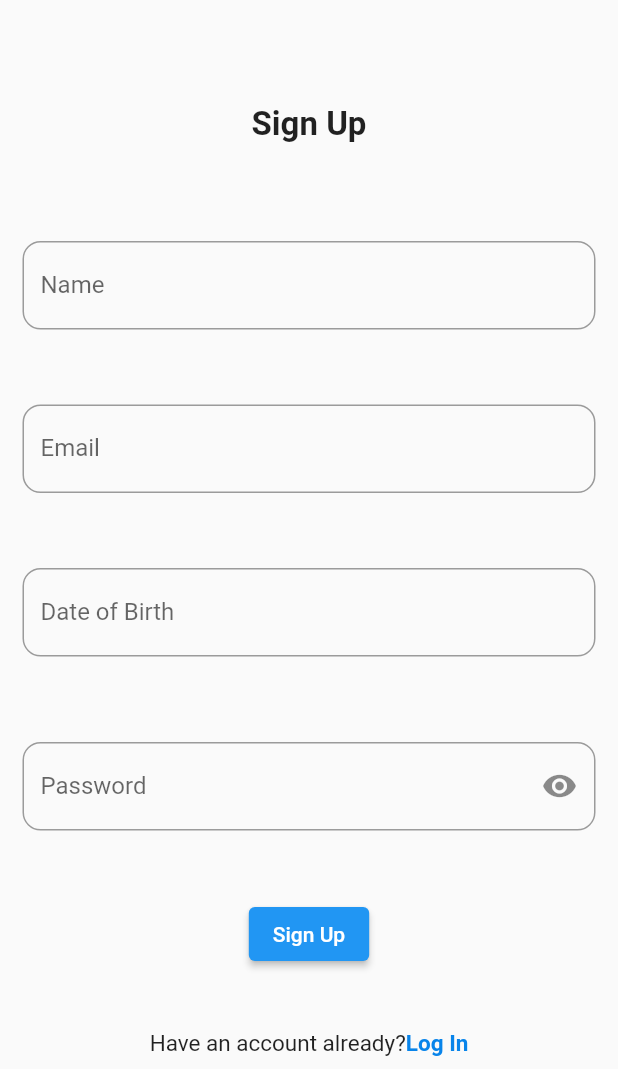
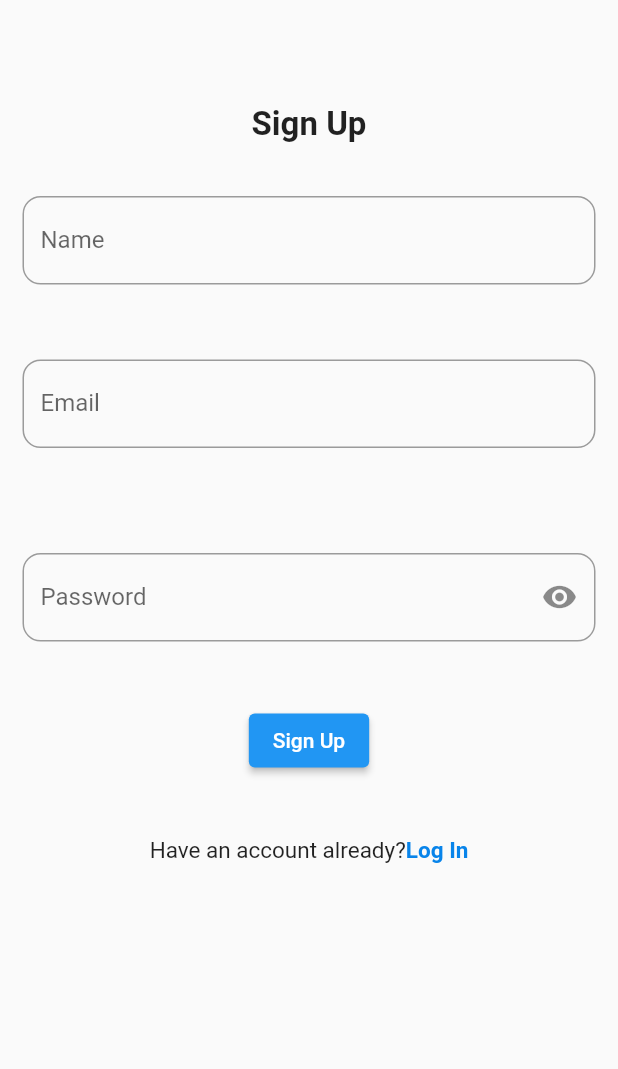
Before and after one commit to Douglas-sp/Sponarie-Restaurant, a Flutter app: the screen it shows after launch, on a phone screen of 412 x 824 dp, the part 167-1236 px from its top. Run offline on Flutter 3.47's test engine with Material 2 defaults, Android fonts, the phone set to English and light mode, and no system bars; our stand-ins replace flutter_form_builder.

Commit message:
commented DOB

```diff
--- a/sponarie/lib/screens/SignupScreen.dart
+++ b/sponarie/lib/screens/SignupScreen.dart
@@ -62,7 +62,7 @@ class _SignupsScreenState extends State<SignupsScreen> {
           style: TextStyle(fontSize: 22.0, fontWeight: FontWeight.bold),
         ),
         SizedBox(
-          height: 50.0,
+          height: 20.0,
         ),
         Padding(
           padding: const EdgeInsets.all(15.0),
@@ -98,22 +98,22 @@ class _SignupsScreenState extends State<SignupsScreen> {
         SizedBox(
           height: 20.0,
         ),
-        Padding(
-          padding: const EdgeInsets.all(15.0),
-          child: FormBuilderTextField(
-              name: 'dob',
-              textInputAction: TextInputAction.next,
-              decoration: InputDecoration(
-                  border: OutlineInputBorder(
-                      //borderSide: BorderSide(color: Colors.blue),
-                      borderRadius: BorderRadius.all(Radius.circular(12.0))),
-                  label: Text('Date of Birth'),
-                  hintText: "${_dateTime.day}-${_dateTime.month}-${_dateTime.year}",
-                  )
-                  ),
-        ),
+        // Padding(
+        //   padding: const EdgeInsets.all(15.0),
+        //   child: FormBuilderTextField(
+        //       name: 'dob',
+        //       textInputAction: TextInputAction.next,
+        //       decoration: InputDecoration(
+        //           border: OutlineInputBorder(
+        //               //borderSide: BorderSide(color: Colors.blue),
+        //               borderRadius: BorderRadius.all(Radius.circular(12.0))),
+        //           label: Text('Date of Birth'),
+        //           hintText: "${_dateTime.day}-${_dateTime.month}-${_dateTime.year}",
+        //           )
+        //           ),
+        // ),
         SizedBox(
-          height: 27.0,
+          height: 20.0,
         ),
         Padding(
           padding: const EdgeInsets.all(15.0),
@@ -132,7 +132,7 @@ class _SignupsScreenState extends State<SignupsScreen> {
                   ),
         ),
         SizedBox(
-          height: 30.0,
+          height: 27.0,
         ),
         ElevatedButton(
           onPressed: () {},
```
